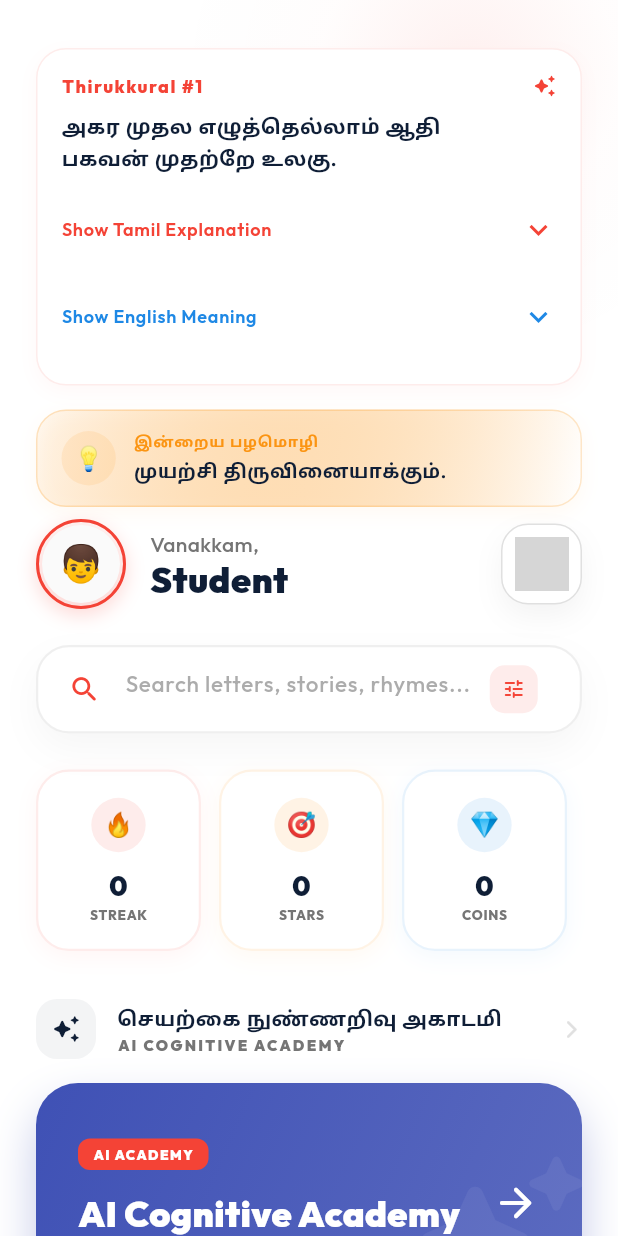
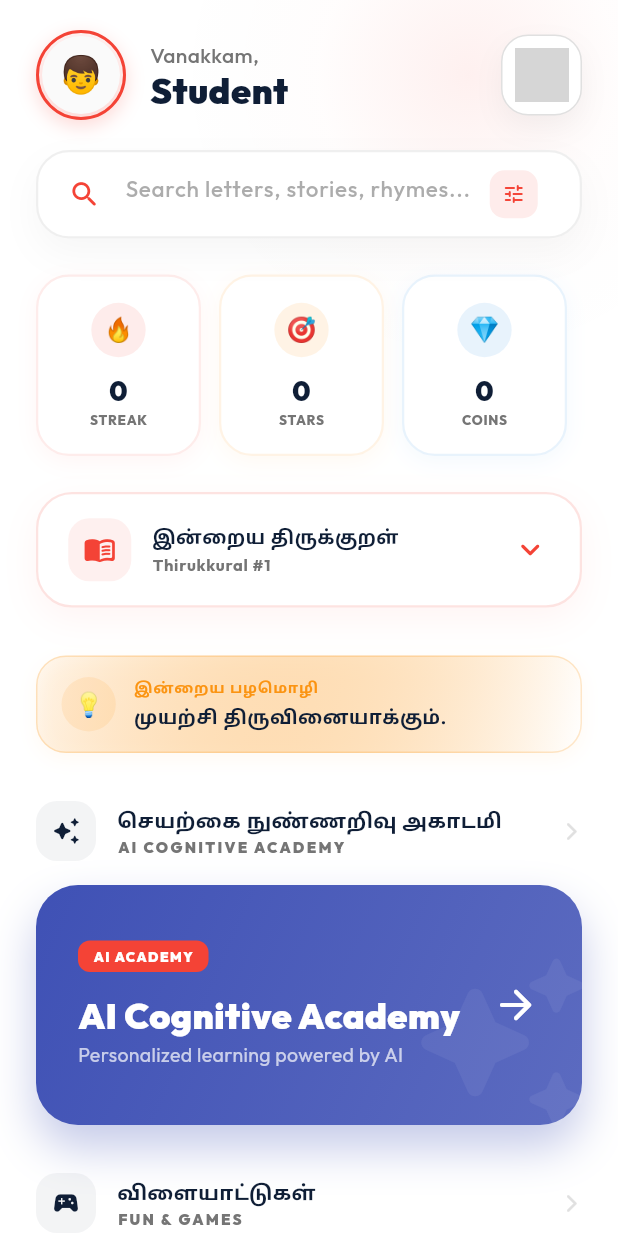
Before and after one commit to sanjeevan43/Tamil-app, a Flutter app: the HomeScreen screen opened directly, on a phone screen of 412 x 824 dp. Run offline on Flutter 3.47's test engine with Material 3 defaults, Android fonts, the phone set to English and light mode, and no system bars; our stand-ins replace cloud_firestore, file_picker, firebase_auth, firebase_core, firebase_storage, flutter_dotenv and 4 more; accounts and stored records are empty; grey boxes are pictures that could not be loaded.

Commit message:
style: enhance thirukkural display layout on home screen

```diff
--- a/lib/screens/home_screen.dart
+++ b/lib/screens/home_screen.dart
@@ -34,6 +34,7 @@ class _HomeScreenState extends State<HomeScreen> {
   final TextEditingController _searchController = TextEditingController();
   Thirukkural? _dailyKural;
   bool _isLoadingKural = true;
+  bool _isKuralExpanded = false;
   TamilProverb? _dailyProverb;
 
   @override
@@ -109,15 +110,12 @@ class _HomeScreenState extends State<HomeScreen> {
                   child: Column(
                     crossAxisAlignment: CrossAxisAlignment.start,
                     children: [
-                      const SizedBox(height: 16),
-                      _buildDailyKuralSection(),
-                      _buildDailyProverbSection(),
-                      const SizedBox(height: 8),
+                      const SizedBox(height: 20),
                       Padding(
                         padding: const EdgeInsets.symmetric(horizontal: 24.0),
                         child: _buildHeader(),
                       ),
-                      const SizedBox(height: 24),
+                      const SizedBox(height: 20),
                       Padding(
                         padding: const EdgeInsets.symmetric(horizontal: 24.0),
                         child: _buildSearchBar(),
@@ -139,6 +137,9 @@ class _HomeScreenState extends State<HomeScreen> {
                       crossAxisAlignment: CrossAxisAlignment.start,
                       children: [
                         _buildQuickStats(),
+                        const SizedBox(height: 24),
+                        _buildDailyKuralSection(),
+                        _buildDailyProverbSection(),
                         const SizedBox(height: 32),
                         Padding(
                           padding: const EdgeInsets.symmetric(horizontal: 24.0),
@@ -655,70 +656,156 @@ class _HomeScreenState extends State<HomeScreen> {
 
   Widget _buildDailyKuralSection() {
     return Padding(
-      padding: const EdgeInsets.only(left: 24.0, right: 24.0, top: 16.0),
+      padding: const EdgeInsets.only(left: 24.0, right: 24.0, bottom: 16.0),
       child: Container(
-        padding: const EdgeInsets.all(16),
         decoration: BoxDecoration(
           color: AppTheme.white,
-          borderRadius: BorderRadius.circular(20),
-          border: Border.all(color: AppTheme.primary.withOpacity(0.1), width: 1),
+          borderRadius: BorderRadius.circular(24),
+          border: Border.all(color: AppTheme.primary.withOpacity(0.15), width: 1.5),
           boxShadow: [
             BoxShadow(
-              color: AppTheme.primary.withOpacity(0.04),
-              blurRadius: 10,
-              offset: const Offset(0, 4),
+              color: AppTheme.primary.withOpacity(0.06),
+              blurRadius: 20,
+              offset: const Offset(0, 8),
             ),
           ],
         ),
-        child: _isLoadingKural
-          ? const Center(child: Padding(
-              padding: EdgeInsets.all(8.0),
-              child: SizedBox(height: 20, width: 20, child: CircularProgressIndicator(strokeWidth: 2)),
-            ))
+        child: ClipRRect(
+          borderRadius: BorderRadius.circular(24),
+          child: Column(
+            crossAxisAlignment: CrossAxisAlignment.start,
+            children: [
+              Material(
+                color: Colors.transparent,
+                child: InkWell(
+                  onTap: () {
+                    setState(() {
+                      _isKuralExpanded = !_isKuralExpanded;
+                    });
+                  },
+                  child: Padding(
+                    padding: const EdgeInsets.symmetric(horizontal: 20, vertical: 16),
+                    child: Row(
+                      children: [
+                        Container(
+                          padding: const EdgeInsets.all(10),
+                          decoration: BoxDecoration(
+                            color: AppTheme.primary.withOpacity(0.08),
+                            borderRadius: BorderRadius.circular(14),
+                          ),
+                          child: const Icon(
+                            Icons.menu_book_rounded,
+                            color: AppTheme.primary,
+                            size: 22,
+                          ),
+                        ),
+                        const SizedBox(width: 14),
+                        Expanded(
+                          child: Column(
+                            crossAxisAlignment: CrossAxisAlignment.start,
+                            children: [
+                              Text(
+                                'இன்றைய திருக்குறள்',
+                                style: GoogleFonts.notoSansTamil(
+                                  fontSize: 14,
+                                  fontWeight: FontWeight.bold,
+                                  color: AppTheme.secondary,
+                                ),
+                              ),
+                              Text(
+                                _isLoadingKural
+                                    ? 'Loading daily Kural...'
                                     : _dailyKural == null
-              ? Text(
+                                        ? 'Not available'
+                                        : 'Thirukkural #${_dailyKural!.number}',
+                                style: GoogleFonts.outfit(
+                                  fontSize: 11,
+                                  fontWeight: FontWeight.w700,
+                                  color: AppTheme.textGray,
+                                  letterSpacing: 0.5,
+                                ),
+                              ),
+                            ],
+                          ),
+                        ),
+                        AnimatedRotation(
+                          turns: _isKuralExpanded ? 0.5 : 0.0,
+                          duration: const Duration(milliseconds: 200),
+                          child: const Icon(
+                            Icons.keyboard_arrow_down_rounded,
+                            color: AppTheme.primary,
+                            size: 26,
+                          ),
+                        ),
+                      ],
+                    ),
+                  ),
+                ),
+              ),
+              AnimatedCrossFade(
+                firstChild: const SizedBox.shrink(),
+                secondChild: _isLoadingKural
+                    ? const Center(
+                        child: Padding(
+                          padding: EdgeInsets.symmetric(vertical: 24.0),
+                          child: SizedBox(
+                            height: 24,
+                            width: 24,
+                            child: CircularProgressIndicator(strokeWidth: 2.5),
+                          ),
+                        ),
+                      )
+                    : _dailyKural == null
+                        ? Padding(
+                            padding: const EdgeInsets.all(20.0),
+                            child: Text(
                               'Today\'s Thirukkural is not available.',
                               style: GoogleFonts.notoSansTamil(
                                 fontSize: 14,
                                 color: AppTheme.textGray,
                               ),
+                            ),
                           )
-              : Column(
+                        : Padding(
+                            padding: const EdgeInsets.only(left: 20.0, right: 20.0, bottom: 20.0),
+                            child: Column(
                               crossAxisAlignment: CrossAxisAlignment.start,
                               children: [
-                    Row(
-                      mainAxisAlignment: MainAxisAlignment.spaceBetween,
+                                const Divider(height: 1, color: AppTheme.borderLight),
+                                const SizedBox(height: 16),
+                                Container(
+                                  padding: const EdgeInsets.all(16),
+                                  decoration: BoxDecoration(
+                                    color: AppTheme.offWhite,
+                                    borderRadius: BorderRadius.circular(16),
+                                    border: Border.all(color: AppTheme.borderLight),
+                                  ),
+                                  child: Column(
+                                    crossAxisAlignment: CrossAxisAlignment.start,
                                     children: [
-                        Text(
-                          'Thirukkural #${_dailyKural!.number}',
-                          style: GoogleFonts.outfit(
-                            fontSize: 12,
-                            fontWeight: FontWeight.w800,
-                            color: AppTheme.primary,
-                            letterSpacing: 1,
-                          ),
-                        ),
-                        const Icon(Icons.auto_awesome_rounded, size: 16, color: AppTheme.primary),
-                      ],
-                    ),
-                    const SizedBox(height: 8),
                                       Text(
                                         _dailyKural!.line1,
                                         style: GoogleFonts.notoSansTamil(
                                           fontSize: 15,
                                           fontWeight: FontWeight.bold,
                                           color: AppTheme.secondary,
+                                          height: 1.4,
                                         ),
                                       ),
+                                      const SizedBox(height: 4),
                                       Text(
                                         _dailyKural!.line2,
                                         style: GoogleFonts.notoSansTamil(
                                           fontSize: 15,
                                           fontWeight: FontWeight.bold,
                                           color: AppTheme.secondary,
+                                          height: 1.4,
                                         ),
                                       ),
-                    const SizedBox(height: 8),
+                                    ],
+                                  ),
+                                ),
+                                const SizedBox(height: 12),
                                 Theme(
                                   data: Theme.of(context).copyWith(dividerColor: Colors.transparent),
                                   child: Column(
@@ -727,9 +814,9 @@ class _HomeScreenState extends State<HomeScreen> {
                                         title: Text(
                                           'Show Tamil Explanation',
                                           style: GoogleFonts.outfit(
-                                fontSize: 12,
+                                            fontSize: 13,
                                             color: AppTheme.primary,
-                                fontWeight: FontWeight.w600,
+                                            fontWeight: FontWeight.bold,
                                           ),
                                         ),
                                         tilePadding: EdgeInsets.zero,
@@ -738,12 +825,12 @@ class _HomeScreenState extends State<HomeScreen> {
                                         iconColor: AppTheme.primary,
                                         children: [
                                           Padding(
-                                padding: const EdgeInsets.only(top: 4.0),
+                                            padding: const EdgeInsets.only(top: 8.0, bottom: 8.0),
                                             child: Text(
                                               _dailyKural!.explanation,
                                               style: GoogleFonts.notoSansTamil(
                                                 fontSize: 13,
-                                    color: AppTheme.textGray,
+                                                color: AppTheme.textSlate,
                                                 height: 1.5,
                                               ),
                                             ),
@@ -754,9 +841,9 @@ class _HomeScreenState extends State<HomeScreen> {
                                         title: Text(
                                           'Show English Meaning',
                                           style: GoogleFonts.outfit(
-                                fontSize: 12,
+                                            fontSize: 13,
                                             color: AppTheme.info,
-                                fontWeight: FontWeight.w600,
+                                            fontWeight: FontWeight.bold,
                                           ),
                                         ),
                                         tilePadding: EdgeInsets.zero,
@@ -765,12 +852,12 @@ class _HomeScreenState extends State<HomeScreen> {
                                         iconColor: AppTheme.info,
                                         children: [
                                           Padding(
-                                padding: const EdgeInsets.only(top: 4.0),
+                                            padding: const EdgeInsets.only(top: 8.0, bottom: 8.0),
                                             child: Text(
                                               _dailyKural!.englishMeaning,
                                               style: GoogleFonts.outfit(
                                                 fontSize: 13,
-                                    color: AppTheme.textGray,
+                                                color: AppTheme.textSlate,
                                                 height: 1.5,
                                               ),
                                             ),
@@ -783,6 +870,13 @@ class _HomeScreenState extends State<HomeScreen> {
                               ],
                             ),
                           ),
+                crossFadeState: _isKuralExpanded ? CrossFadeState.showSecond : CrossFadeState.showFirst,
+                duration: const Duration(milliseconds: 250),
+              ),
+            ],
+          ),
+        ),
+      ),
     );
   }
 }
```
Lines whose indentation alone changed are shown as unchanged.
